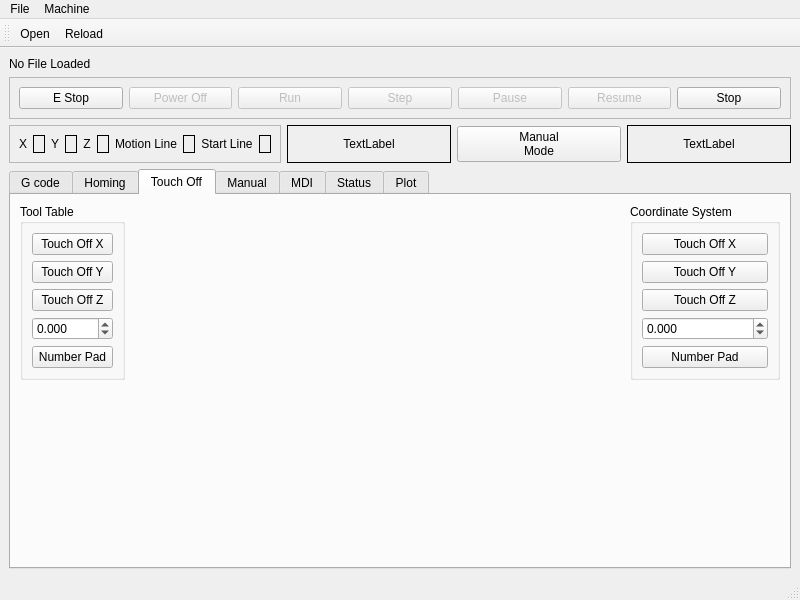
Qt form jet/src/jet.ui (tlight9/jet) before a commit.
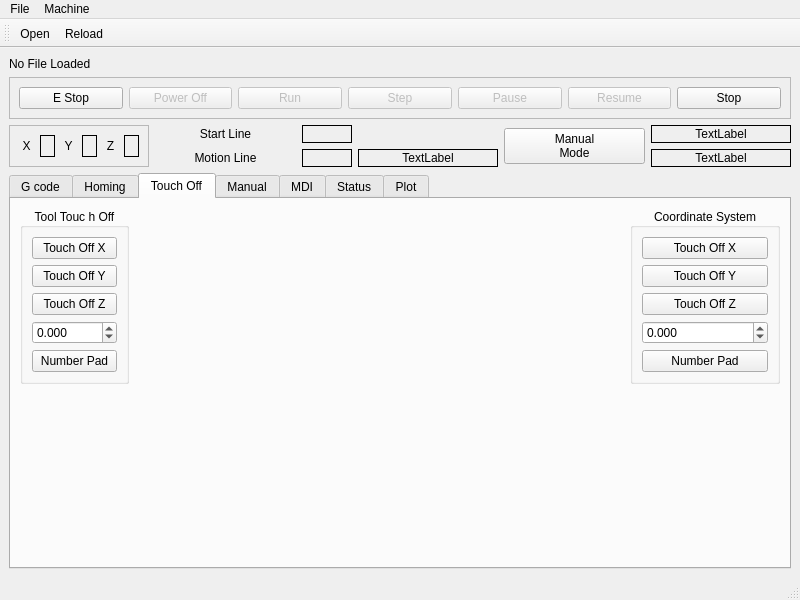
The same form after that commit. The open tabs and pages were chosen to show the change.

Commit message: add tool table touch off

The edit to the form file:
```diff
--- a/jet/src/jet.ui
+++ b/jet/src/jet.ui
@@ -12,20 +12,7 @@
   </property>
   <widget class="QWidget" name="centralwidget">
    <layout class="QGridLayout" name="gridLayout_6">
-    <item row="2" column="1">
-     <widget class="QLabel" name="status_lb">
-      <property name="frameShape">
-       <enum>QFrame::Box</enum>
-      </property>
-      <property name="text">
-       <string>TextLabel</string>
-      </property>
-      <property name="alignment">
-       <set>Qt::AlignCenter</set>
-      </property>
-     </widget>
-    </item>
-    <item row="2" column="3">
+    <item row="3" column="5">
      <widget class="QLabel" name="state_lb">
       <property name="frameShape">
        <enum>QFrame::Box</enum>
@@ -38,22 +25,7 @@
       </property>
      </widget>
     </item>
-    <item row="2" column="2">
-     <widget class="QPushButton" name="manual_mode_pb">
-      <property name="text">
-       <string>Manual
-Mode</string>
-      </property>
-     </widget>
-    </item>
-    <item row="0" column="0">
-     <widget class="QLabel" name="file_lb">
-      <property name="text">
-       <string>No File Loaded</string>
-      </property>
-     </widget>
-    </item>
-    <item row="2" column="0">
+    <item row="2" column="0" rowspan="2">
      <widget class="QFrame" name="frame_4">
       <property name="frameShape">
        <enum>QFrame::StyledPanel</enum>
@@ -82,24 +54,14 @@
          </property>
         </widget>
        </item>
-       <item row="0" column="6">
-        <widget class="QLabel" name="label_4">
-         <property name="text">
-          <string>Motion Line</string>
-         </property>
-         <property name="alignment">
-          <set>Qt::AlignCenter</set>
-         </property>
-        </widget>
-       </item>
        <item row="0" column="3">
         <widget class="QLabel" name="dro_lb_y">
          <property name="font">
           <font>
            <family>FreeMono</family>
            <pointsize>12</pointsize>
-           <weight>50</weight>
-           <bold>false</bold>
+           <weight>75</weight>
+           <bold>true</bold>
           </font>
          </property>
          <property name="frameShape">
@@ -116,36 +78,8 @@
           <font>
            <family>FreeMono</family>
            <pointsize>12</pointsize>
-           <weight>50</weight>
-           <bold>false</bold>
-          </font>
-         </property>
-         <property name="frameShape">
-          <enum>QFrame::Box</enum>
-         </property>
-         <property name="text">
-          <string/>
-         </property>
-        </widget>
-       </item>
-       <item row="0" column="8">
-        <widget class="QLabel" name="label_5">
-         <property name="text">
-          <string>Start Line</string>
-         </property>
-         <property name="alignment">
-          <set>Qt::AlignCenter</set>
-         </property>
-        </widget>
-       </item>
-       <item row="0" column="7">
-        <widget class="QLabel" name="motion_line_lb">
-         <property name="font">
-          <font>
-           <family>FreeMono</family>
-           <pointsize>12</pointsize>
-           <weight>50</weight>
-           <bold>false</bold>
+           <weight>75</weight>
+           <bold>true</bold>
           </font>
          </property>
          <property name="frameShape">
@@ -172,26 +106,8 @@
           <font>
            <family>FreeMono</family>
            <pointsize>12</pointsize>
-           <weight>50</weight>
-           <bold>false</bold>
-          </font>
-         </property>
-         <property name="frameShape">
-          <enum>QFrame::Box</enum>
-         </property>
-         <property name="text">
-          <string/>
-         </property>
-        </widget>
-       </item>
-       <item row="0" column="9">
-        <widget class="QLabel" name="start_line_lb">
-         <property name="font">
-          <font>
-           <family>FreeMono</family>
-           <pointsize>12</pointsize>
-           <weight>50</weight>
-           <bold>false</bold>
+           <weight>75</weight>
+           <bold>true</bold>
           </font>
          </property>
          <property name="frameShape">
@@ -205,7 +121,75 @@
       </layout>
      </widget>
     </item>
-    <item row="1" column="0" colspan="4">
+    <item row="2" column="4" rowspan="2">
+     <widget class="QPushButton" name="manual_mode_pb">
+      <property name="text">
+       <string>Manual
+Mode</string>
+      </property>
+     </widget>
+    </item>
+    <item row="0" column="0">
+     <widget class="QLabel" name="file_lb">
+      <property name="text">
+       <string>No File Loaded</string>
+      </property>
+     </widget>
+    </item>
+    <item row="2" column="5">
+     <widget class="QLabel" name="status_lb">
+      <property name="frameShape">
+       <enum>QFrame::Box</enum>
+      </property>
+      <property name="text">
+       <string>TextLabel</string>
+      </property>
+      <property name="alignment">
+       <set>Qt::AlignCenter</set>
+      </property>
+     </widget>
+    </item>
+    <item row="3" column="2">
+     <widget class="QLabel" name="motion_line_lb">
+      <property name="maximumSize">
+       <size>
+        <width>50</width>
+        <height>16777215</height>
+       </size>
+      </property>
+      <property name="font">
+       <font>
+        <family>FreeMono</family>
+        <pointsize>12</pointsize>
+        <weight>50</weight>
+        <bold>false</bold>
+       </font>
+      </property>
+      <property name="frameShape">
+       <enum>QFrame::Box</enum>
+      </property>
+      <property name="text">
+       <string/>
+      </property>
+      <property name="alignment">
+       <set>Qt::AlignRight|Qt::AlignTrailing|Qt::AlignVCenter</set>
+      </property>
+     </widget>
+    </item>
+    <item row="3" column="3">
+     <widget class="QLabel" name="tool_lb">
+      <property name="frameShape">
+       <enum>QFrame::Box</enum>
+      </property>
+      <property name="text">
+       <string>TextLabel</string>
+      </property>
+      <property name="alignment">
+       <set>Qt::AlignCenter</set>
+      </property>
+     </widget>
+    </item>
+    <item row="1" column="0" colspan="6">
      <widget class="QFrame" name="frame">
       <property name="frameShape">
        <enum>QFrame::StyledPanel</enum>
@@ -281,7 +265,7 @@
       </layout>
      </widget>
     </item>
-    <item row="3" column="0" colspan="4">
+    <item row="4" column="0" colspan="6">
      <widget class="QTabWidget" name="tabWidget">
       <property name="currentIndex">
        <number>0</number>
@@ -443,6 +427,9 @@
           <property name="title">
            <string>Coordinate System</string>
           </property>
+          <property name="alignment">
+           <set>Qt::AlignCenter</set>
+          </property>
           <layout class="QGridLayout" name="gridLayout_12">
            <item row="1" column="0">
             <widget class="QPushButton" name="y_touchoff_pb">
@@ -503,7 +490,10 @@
         <item row="0" column="0">
          <widget class="QGroupBox" name="groupBox_6">
           <property name="title">
-           <string>Tool Table</string>
+           <string>Tool Touc h Off</string>
+          </property>
+          <property name="alignment">
+           <set>Qt::AlignCenter</set>
           </property>
           <layout class="QGridLayout" name="gridLayout_14">
            <item row="0" column="0">
@@ -938,6 +928,53 @@
       </widget>
      </widget>
     </item>
+    <item row="3" column="1">
+     <widget class="QLabel" name="label_4">
+      <property name="text">
+       <string>Motion Line</string>
+      </property>
+      <property name="alignment">
+       <set>Qt::AlignCenter</set>
+      </property>
+     </widget>
+    </item>
+    <item row="2" column="1">
+     <widget class="QLabel" name="label_5">
+      <property name="text">
+       <string>Start Line</string>
+      </property>
+      <property name="alignment">
+       <set>Qt::AlignCenter</set>
+      </property>
+     </widget>
+    </item>
+    <item row="2" column="2">
+     <widget class="QLabel" name="start_line_lb">
+      <property name="maximumSize">
+       <size>
+        <width>50</width>
+        <height>16777215</height>
+       </size>
+      </property>
+      <property name="font">
+       <font>
+        <family>FreeMono</family>
+        <pointsize>12</pointsize>
+        <weight>50</weight>
+        <bold>false</bold>
+       </font>
+      </property>
+      <property name="frameShape">
+       <enum>QFrame::Box</enum>
+      </property>
+      <property name="text">
+       <string/>
+      </property>
+      <property name="alignment">
+       <set>Qt::AlignRight|Qt::AlignTrailing|Qt::AlignVCenter</set>
+      </property>
+     </widget>
+    </item>
    </layout>
   </widget>
   <widget class="QMenuBar" name="menubar">
```
The commit also changes 4 other files.
